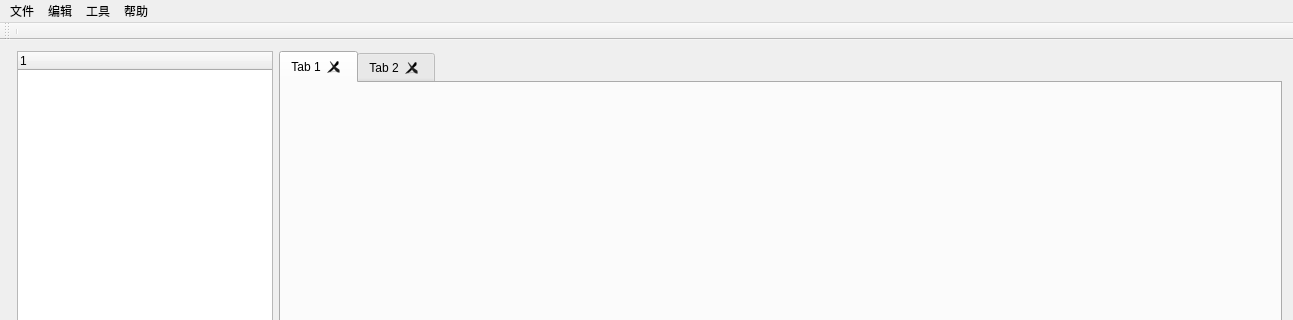
Old version of the form Qt/CloudSharedCoding/mainwindow.ui in the repository GnoCiYeH/CloudShareCode; both pictures show x 0 to 1293 and y 0 to 320 of the 1293 by 774 pixel window.
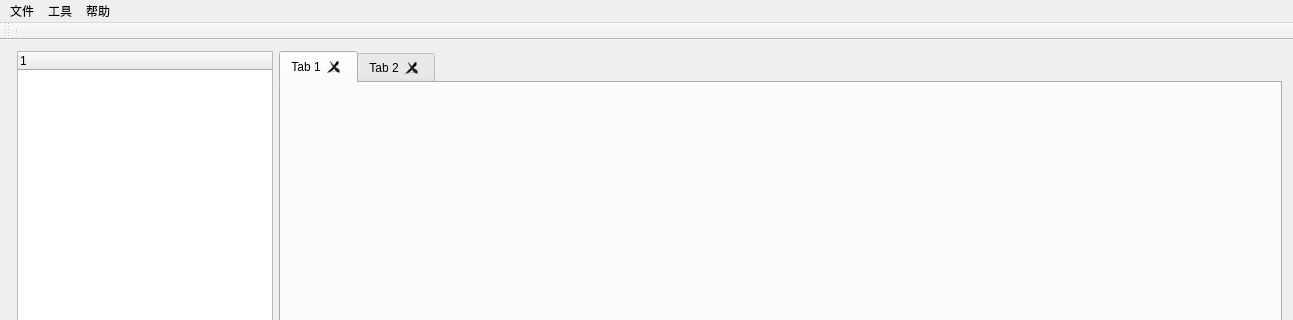
New version of the form. Custom widgets are drawn as their Qt base class.

Diff of the .ui file:
```diff
--- a/Qt/CloudSharedCoding/mainwindow.ui
+++ b/Qt/CloudSharedCoding/mainwindow.ui
@@ -108,7 +108,7 @@
      <x>0</x>
      <y>0</y>
      <width>1293</width>
-     <height>21</height>
+     <height>22</height>
     </rect>
    </property>
    <widget class="QMenu" name="menu">
@@ -139,17 +139,17 @@
     <addaction name="actionClose"/>
     <addaction name="separator"/>
    </widget>
-   <widget class="QMenu" name="menu_2">
+   <widget class="QMenu" name="Tool">
     <property name="title">
      <string>工具</string>
     </property>
-    <addaction name="actionSetting"/>
-   </widget>
-   <widget class="QMenu" name="menu_3">
-    <property name="title">
-     <string>编辑</string>
-    </property>
-    <addaction name="separator"/>
+    <widget class="QMenu" name="Setting">
+     <property name="title">
+      <string>设置</string>
+     </property>
+     <addaction name="actionSwitching"/>
+    </widget>
+    <addaction name="Setting"/>
    </widget>
    <widget class="QMenu" name="menu_4">
     <property name="title">
@@ -167,8 +167,7 @@
     <addaction name="menuSendFeedback"/>
    </widget>
    <addaction name="menu"/>
-   <addaction name="menu_3"/>
-   <addaction name="menu_2"/>
+   <addaction name="Tool"/>
    <addaction name="menu_4"/>
   </widget>
   <widget class="QToolBar" name="mainToolBar">
```
Left out of the diff: 20 changed lines with no effect on the pictures.
